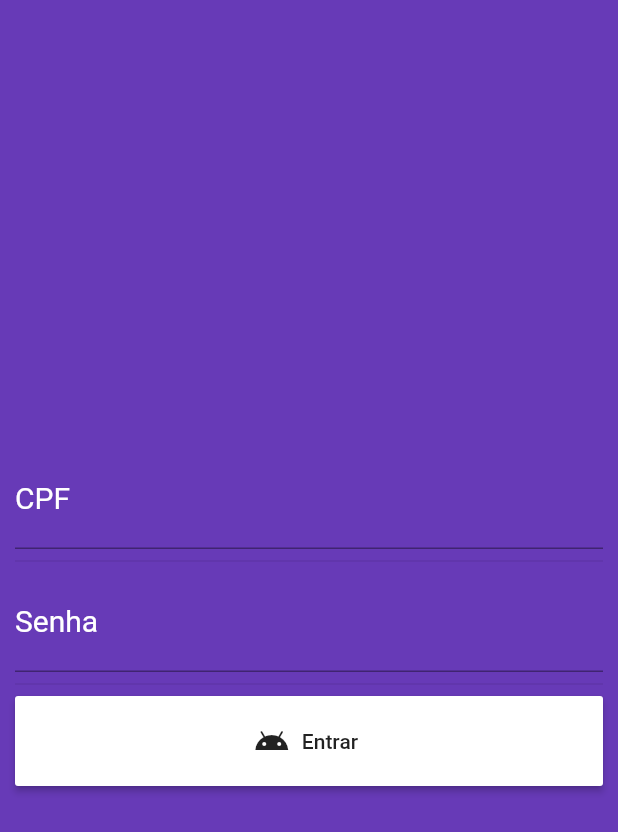
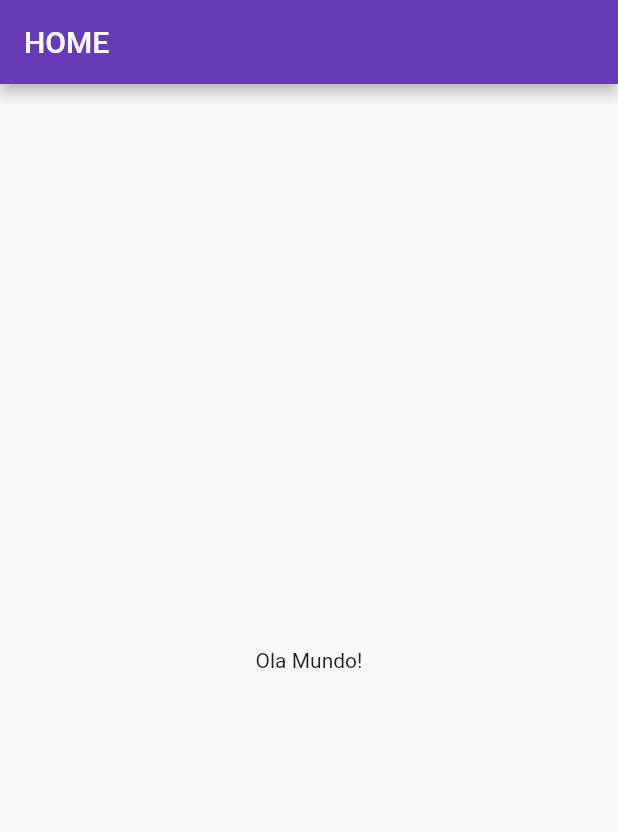
Before and after one commit to felipeoliveira92/RosaAzul, a Flutter app: the screen it shows after launch, on a phone screen of 412 x 824 dp. Shown: the top 832 px of the screen. Run offline on Flutter 3.47's test engine with Material 2 defaults, Android fonts, the light colour scheme and no system bars.

Commit message:
iniciado a tela home

```diff
--- a/lib/main.dart
+++ b/lib/main.dart
@@ -1,3 +1,4 @@
+import 'package:appsalao/pages/HomePage.dart';
 import 'package:appsalao/pages/login.page.dart';
 import 'package:flutter/material.dart';
 
@@ -11,10 +12,11 @@ class MyApp extends StatelessWidget {
   Widget build(BuildContext context) {
     return MaterialApp(
       title: 'Flutter Demo',
+      debugShowCheckedModeBanner: false,
       theme: ThemeData(
         primarySwatch: Colors.deepPurple,
       ),
-      home: LoginPage(),
+      home: const HomePage(),
     );
   }
 }
--- /dev/null
+++ b/lib/pages/HomePage.dart
@@ -0,0 +1,23 @@
+import 'package:flutter/material.dart';
+
+class HomePage extends StatefulWidget {
+  const HomePage({Key? key}) : super(key: key);
+  @override
+  State<HomePage> createState() => _HomePageState();
+}
+
+class _HomePageState extends State<HomePage> {
+  @override
+  Widget build(BuildContext context) {
+    return Scaffold(
+      appBar: AppBar(
+        title: Text("HOME"),
+      ),
+      body: Container(
+        child: Center(
+          child: Text("Ola Mundo!"),
+        ),
+      ),
+    );
+  }
+}
```
